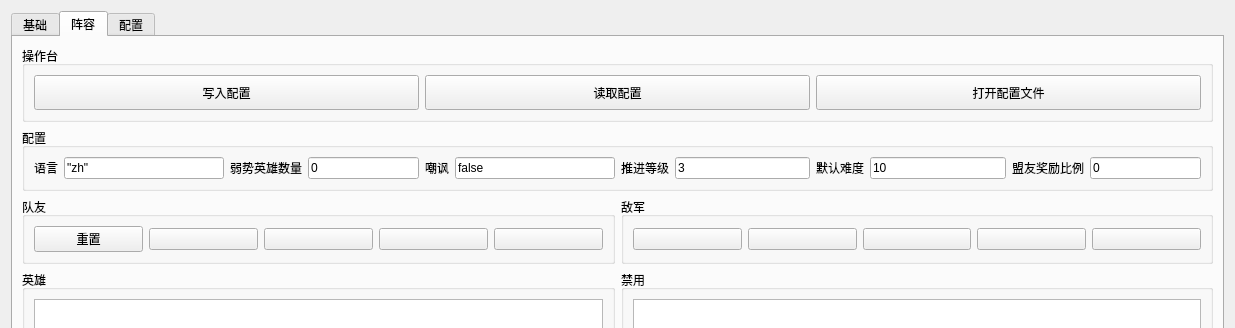
Above: untitled.ui from JeremyChim/d3 before the change; both pictures show x 0 to 1235 and y 0 to 328 of the 1235 by 587 pixel window. Below: the same form after it.
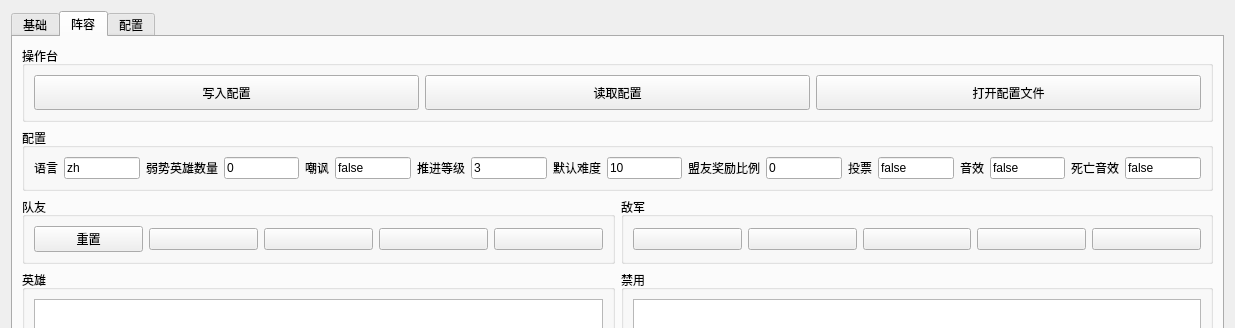
That is the form after the change.

The edit to the form file:
```diff
--- a/untitled.ui
+++ b/untitled.ui
@@ -769,7 +769,7 @@
             <item>
              <widget class="QLineEdit" name="Localization">
               <property name="text">
-               <string>&quot;zh&quot;</string>
+               <string>zh</string>
               </property>
              </widget>
             </item>
@@ -871,6 +871,60 @@
             </item>
            </layout>
           </item>
+          <item>
+           <layout class="QHBoxLayout" name="horizontalLayout_25">
+            <item>
+             <widget class="QLabel" name="label_42">
+              <property name="text">
+               <string>投票</string>
+              </property>
+             </widget>
+            </item>
+            <item>
+             <widget class="QLineEdit" name="Allow_To_Vote">
+              <property name="text">
+               <string>false</string>
+              </property>
+             </widget>
+            </item>
+           </layout>
+          </item>
+          <item>
+           <layout class="QHBoxLayout" name="horizontalLayout_26">
+            <item>
+             <widget class="QLabel" name="label_43">
+              <property name="text">
+               <string>音效</string>
+              </property>
+             </widget>
+            </item>
+            <item>
+             <widget class="QLineEdit" name="Play_Sounds">
+              <property name="text">
+               <string>false</string>
+              </property>
+             </widget>
+            </item>
+           </layout>
+          </item>
+          <item>
+           <layout class="QHBoxLayout" name="horizontalLayout_27">
+            <item>
+             <widget class="QLabel" name="label_44">
+              <property name="text">
+               <string>死亡音效</string>
+              </property>
+             </widget>
+            </item>
+            <item>
+             <widget class="QLineEdit" name="Player_Death_Sound">
+              <property name="text">
+               <string>false</string>
+              </property>
+             </widget>
+            </item>
+           </layout>
+          </item>
          </layout>
         </widget>
        </item>
```
